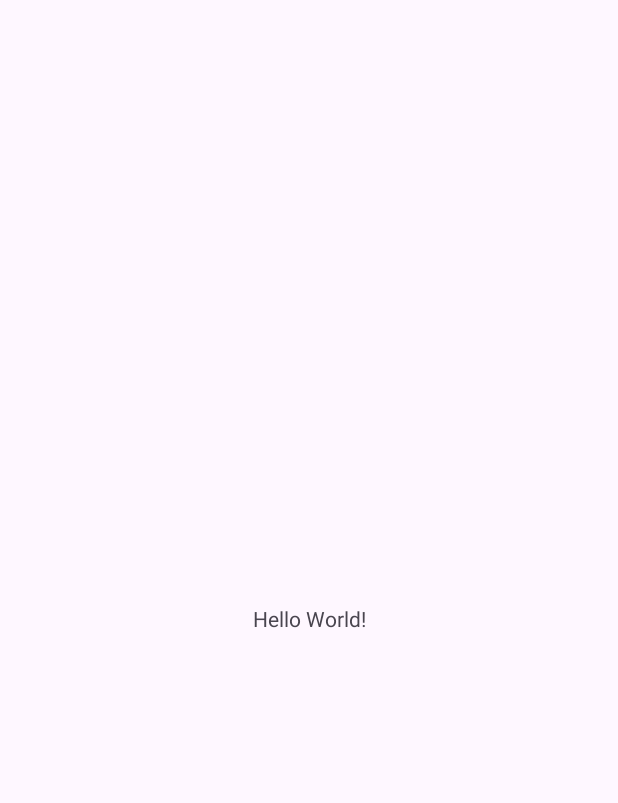
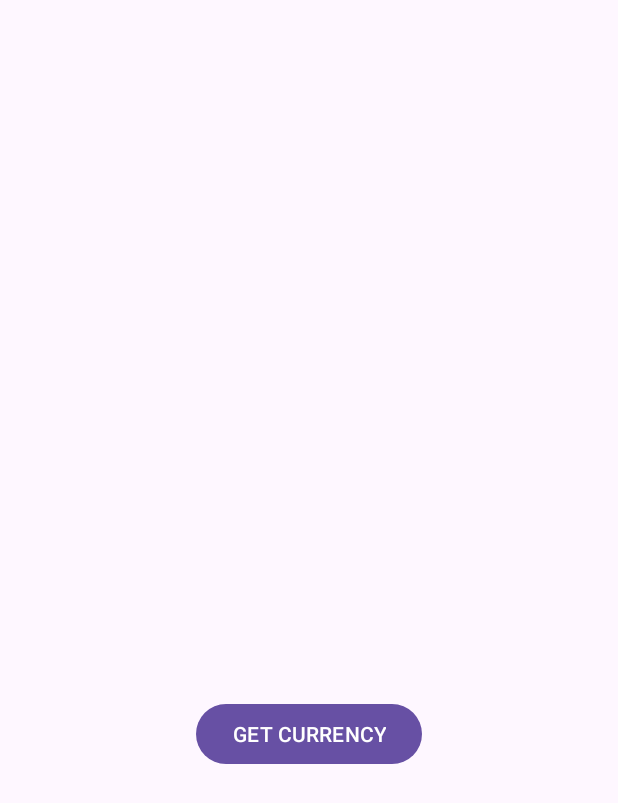
Before and after one commit to Sha-fran/HomeWorkUnitUiTests, an Android app: the screen it shows after launch (MainActivity), on a phone screen of 412 x 824 dp. Before the commit the part shown is almost empty. Shown: the top 803 px of the screen. Run offline under Robolectric (Android 15) with nearby library versions, the phone set to English and light mode, and no system bars; our stand-ins replace Dagger/Hilt's generated code.

```diff
--- a/app/src/main/AndroidManifest.xml
+++ b/app/src/main/AndroidManifest.xml
@@ -1,8 +1,10 @@
 <?xml version="1.0" encoding="utf-8"?>
 <manifest xmlns:android="http://schemas.android.com/apk/res/android"
     xmlns:tools="http://schemas.android.com/tools">
+    <uses-permission android:name="android.permission.INTERNET"/>
 
     <application
+        android:name="com.example.homeworkunituitests.MyApplication"
         android:allowBackup="true"
         android:dataExtractionRules="@xml/data_extraction_rules"
         android:fullBackupContent="@xml/backup_rules"
@@ -13,7 +15,7 @@
         android:theme="@style/Theme.HomeWorkUnitUiTests"
         tools:targetApi="31">
         <activity
-            android:name=".MainActivity"
+            android:name="com.example.homeworkunituitests.MainActivity"
             android:exported="true">
             <intent-filter>
                 <action android:name="android.intent.action.MAIN" />
--- /dev/null
+++ b/app/src/main/java/com/example/homeworkunituitests/ApiClient.kt
@@ -0,0 +1,12 @@
+package com.example.homeworkunituitests
+
+import retrofit2.Retrofit
+import retrofit2.converter.gson.GsonConverterFactory
+import javax.inject.Inject
+
+class ApiClient @Inject constructor(){
+    val client = Retrofit.Builder()
+        .baseUrl("https://api.coincap.io/")
+        .addConverterFactory(GsonConverterFactory.create())
+        .build()
+}
--- /dev/null
+++ b/app/src/main/java/com/example/homeworkunituitests/ApiInterface.kt
@@ -0,0 +1,10 @@
+package com.example.homeworkunituitests
+
+import retrofit2.Response
+import retrofit2.http.GET
+import retrofit2.http.Path
+
+interface ApiInterface {
+    @GET("/v2/rates/{cryptoName}")
+    suspend fun getCryptoByName(@Path("cryptoName")name:String): Response<BitcoinResponse>
+}
--- /dev/null
+++ b/app/src/main/java/com/example/homeworkunituitests/ApplicationModule.kt
@@ -0,0 +1,20 @@
+package com.example.homeworkunituitests
+
+import dagger.Module
+import dagger.Provides
+import dagger.hilt.InstallIn
+import dagger.hilt.components.SingletonComponent
+import javax.inject.Singleton
+
+@Module
+@InstallIn(SingletonComponent::class)
+class ApplicationModule {
+
+    @Provides
+    @Singleton
+    fun getApiClient() = ApiClient()
+
+    @Provides
+    @Singleton
+    fun getRepository(apiClient: ApiClient) = Repository(apiClient)
+}
--- /dev/null
+++ b/app/src/main/java/com/example/homeworkunituitests/BitcoinResponse.kt
@@ -0,0 +1,6 @@
+package com.example.homeworkunituitests
+
+class BitcoinResponse(val data:Data?) {
+}
+
+data class Data (val id:String, val rateUsd:String)
--- a/app/src/main/java/com/example/homeworkunituitests/MainActivity.kt
+++ b/app/src/main/java/com/example/homeworkunituitests/MainActivity.kt
@@ -2,10 +2,34 @@ package com.example.homeworkunituitests
 
 import androidx.appcompat.app.AppCompatActivity
 import android.os.Bundle
+import android.widget.Button
+import android.widget.TextView
+import androidx.lifecycle.ViewModelProvider
+import com.example.dependencyinjections.R
+import dagger.hilt.android.AndroidEntryPoint
 
+@AndroidEntryPoint
 class MainActivity : AppCompatActivity() {
+
     override fun onCreate(savedInstanceState: Bundle?) {
         super.onCreate(savedInstanceState)
         setContentView(R.layout.activity_main)
+
+        val result: TextView = findViewById(R.id.result)
+        val button: Button = findViewById(R.id.button)
+        val viewModel: MyViewModel = ViewModelProvider(this).get(MyViewModel::class.java)
+
+        button.setOnClickListener {
+            viewModel.getData()
+        }
+
+        viewModel.uiState.observe(this) { uiState ->
+            when (uiState) {
+                is MyViewModel.UiState.Empty -> result.text = ""
+                is MyViewModel.UiState.Processing -> result.text = "Processing..."
+                is MyViewModel.UiState.Result -> result.text = uiState.title
+                is MyViewModel.UiState.Error -> result.text = "Error!"
+            }
+        }
     }
 }
--- /dev/null
+++ b/app/src/main/java/com/example/homeworkunituitests/MyApplication.kt
@@ -0,0 +1,7 @@
+package com.example.homeworkunituitests
+
+import android.app.Application
+import dagger.hilt.android.HiltAndroidApp
+
+@HiltAndroidApp
+class MyApplication:Application()
--- /dev/null
+++ b/app/src/main/java/com/example/homeworkunituitests/MyViewModel.kt
@@ -0,0 +1,45 @@
+package com.example.homeworkunituitests
+
+import androidx.lifecycle.LiveData
+import androidx.lifecycle.MutableLiveData
+import androidx.lifecycle.ViewModel
+import androidx.lifecycle.viewModelScope
+import dagger.hilt.android.lifecycle.HiltViewModel
+import kotlinx.coroutines.Dispatchers
+import kotlinx.coroutines.launch
+import kotlinx.coroutines.withContext
+import javax.inject.Inject
+
+@HiltViewModel
+class MyViewModel @Inject constructor(val repo:Repository):ViewModel() {
+    private val _uiState = MutableLiveData<UiState>(UiState.Empty)
+    val uiState:LiveData<UiState> = _uiState
+
+    fun getData() {
+        _uiState.value = UiState.Processing
+
+        viewModelScope.launch(Dispatchers.IO) {
+            withContext(Dispatchers.IO) {
+                try {
+                    val bitcoinResponse = repo.getCurrencyByName("bitcoin")
+
+                    if (bitcoinResponse.isSuccessful) {
+                        val data = bitcoinResponse.body()?.data
+                        _uiState.postValue(UiState.Result("${data?.id} ${data?.rateUsd}\n"))
+                    } else {
+                        _uiState.postValue(UiState.Error("Error code ${bitcoinResponse.code()}"))
+                    }
+                } catch (e: Exception) {
+                    _uiState.postValue(e.localizedMessage?.let { UiState.Error(it) })
+                }
+            }
+        }
+    }
+
+    sealed class UiState {
+        object Empty:UiState()
+        object Processing:UiState()
+        class Result(val title:String):UiState()
+        class Error(val description:String):UiState()
+    }
+}
--- /dev/null
+++ b/app/src/main/java/com/example/homeworkunituitests/Repository.kt
@@ -0,0 +1,9 @@
+package com.example.homeworkunituitests
+
+import retrofit2.Response
+
+class Repository(private val client:ApiClient) {
+    private val apiInterface = client.client.create(ApiInterface::class.java)
+
+    suspend fun getCurrencyByName(name:String): Response<BitcoinResponse> = apiInterface.getCryptoByName(name)
+}
--- a/app/src/main/res/layout/activity_main.xml
+++ b/app/src/main/res/layout/activity_main.xml
@@ -3,16 +3,29 @@
     xmlns:app="http://schemas.android.com/apk/res-auto"
     xmlns:tools="http://schemas.android.com/tools"
     android:layout_width="match_parent"
-    android:layout_height="match_parent"
-    tools:context=".MainActivity">
+    android:layout_height="match_parent">
 
     <TextView
+        android:id="@+id/result"
         android:layout_width="wrap_content"
         android:layout_height="wrap_content"
         android:text="Hello World!"
         app:layout_constraintBottom_toBottomOf="parent"
         app:layout_constraintEnd_toEndOf="parent"
         app:layout_constraintStart_toStartOf="parent"
-        app:layout_constraintTop_toTopOf="parent" />
+        app:layout_constraintTop_toTopOf="parent"
+        app:layout_constraintVertical_bias="0.35"/>
+
+    <Button
+        android:id="@+id/button"
+        android:layout_width="wrap_content"
+        android:layout_height="wrap_content"
+        android:text="@string/get_currency"
+        app:layout_constraintBottom_toBottomOf="parent"
+        app:layout_constraintEnd_toEndOf="parent"
+        app:layout_constraintStart_toStartOf="parent"
+        app:layout_constraintTop_toTopOf="parent"
+        app:layout_constraintVertical_bias="0.60"/>
+
 
 </androidx.constraintlayout.widget.ConstraintLayout>
--- a/app/src/main/res/values/strings.xml
+++ b/app/src/main/res/values/strings.xml
@@ -1,3 +1,4 @@
 <resources>
-    <string name="app_name">HomeWorkUnitUiTests</string>
+    <string name="app_name">DependencyInjections</string>
+    <string name="get_currency">GET CURRENCY</string>
 </resources>
--- a/build.gradle
+++ b/build.gradle
@@ -1,5 +1,7 @@
 // Top-level build file where you can add configuration options common to all sub-projects/modules.
 plugins {
-id 'com.android.application' version '8.1.1' apply false
+    id 'com.android.application' version '8.1.1' apply false
     id 'org.jetbrains.kotlin.android' version '1.9.0' apply false
+    id 'org.jetbrains.kotlin.kapt' version "1.9.10"
+    id 'com.google.dagger.hilt.android' version "2.46.1" apply false
 }
```
Also changed, not shown: app/build.gradle (+23 -3 lines).
